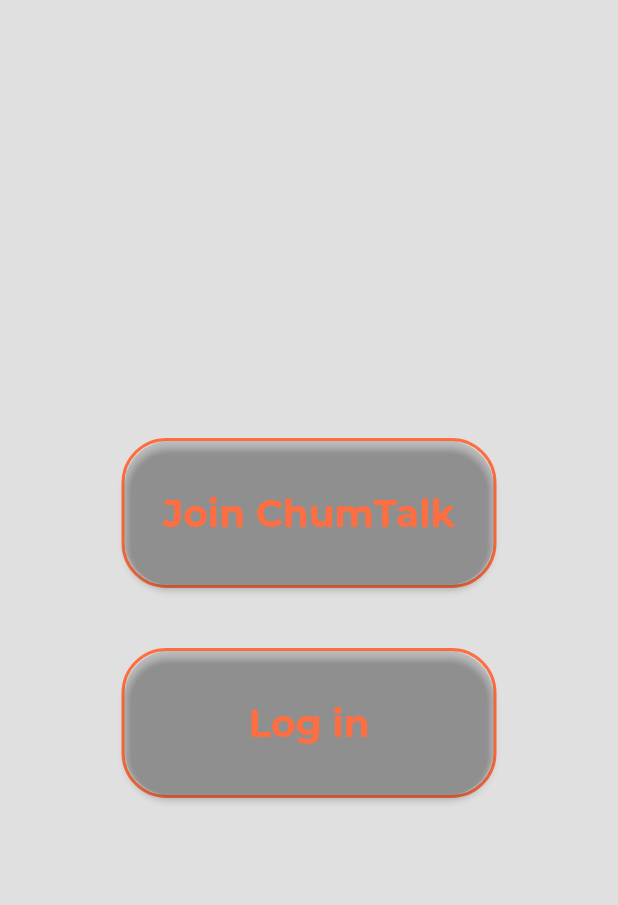
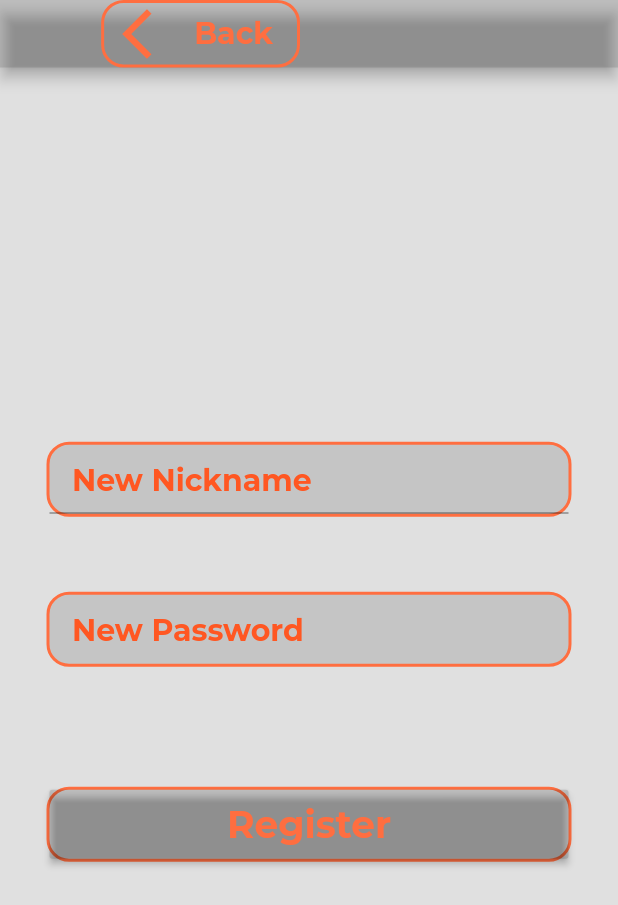
Before and after one commit to IkomovONE/Anytime-course-Software-Development-Skills-Mobile-2021-22, a Flutter app: the screen it shows after launch, after a tap on "Join ChumTalk", on a phone screen of 412 x 824 dp. Shown: the top 905 px of the screen. Run offline on Flutter 3.47's test engine with Material 2 defaults, Android fonts, the phone set to English and light mode, and no system bars; our stand-ins replace google_fonts.

Commit message:
Added register page, added functionality to login and password fields, changed animations.

```diff
--- a/Project/chattt/lib/Login.dart
+++ b/Project/chattt/lib/Login.dart
@@ -1,5 +1,4 @@
 import 'dart:ui';
-
 import 'package:flutter/material.dart';
 import 'package:flutter/gestures.dart';
 import 'package:google_fonts/google_fonts.dart';
@@ -124,6 +123,7 @@ class Fields extends StatelessWidget {
   Fields(this.text, this.heightt, this.widthh);
   @override
   Widget build(BuildContext context) {
+    String nickname;
     return  Container(
       height: heightt,
       width: widthh,
@@ -133,10 +133,17 @@ class Fields extends StatelessWidget {
         borderRadius: const BorderRadius.all(Radius.circular(15)),
       ),
       child: Align( alignment: Alignment.center,
-        child: TextField(
+        child: TextFormField(
+
+            onFieldSubmitted: (value) {
+
+              nickname = value;
+
+            },
 
           cursorColor: Colors.deepOrange,
             cursorWidth: 7.0,
+
 
             decoration: InputDecoration(
                 contentPadding:
@@ -156,8 +163,11 @@ class PassFields extends StatelessWidget {
   double heightt;
   double widthh;
   PassFields(this.text, this.heightt, this.widthh);
+
+
   @override
   Widget build(BuildContext context) {
+    String password;
     return  Container(
       height: heightt,
       width: widthh,
@@ -168,6 +178,13 @@ class PassFields extends StatelessWidget {
       ),
       child: Align( alignment: Alignment.center,
         child: TextFormField(
+
+          onFieldSubmitted: (value) {
+
+              password = value;
+              print(password);
+
+          },
 
             cursorColor: Colors.deepOrange,
             cursorWidth: 7.0,
@@ -187,6 +204,8 @@ class PassFields extends StatelessWidget {
             style: const TextStyle(fontWeight: FontWeight.bold, color: Colors.deepOrange, fontSize: 20.0, fontStyle: FontStyle.normal)),),
     );
   }
+
+
 }
 
 
--- /dev/null
+++ b/Project/chattt/lib/Register.dart
@@ -0,0 +1,201 @@
+import 'package:flutter/material.dart';
+import 'package:google_fonts/google_fonts.dart';
+
+
+class Register extends StatelessWidget {
+  const Register({Key? key}) : super(key: key);
+
+
+
+  @override
+  Widget build(BuildContext context) {
+
+    String nickname;
+    String password;
+
+    return GestureDetector(
+        onTap: () {
+      FocusScopeNode currentFocus = FocusScope.of(context);
+
+      if (!currentFocus.hasPrimaryFocus) {
+        currentFocus.unfocus();
+      }
+    },
+    child: MaterialApp(
+
+      debugShowCheckedModeBanner: false,
+      theme: ThemeData(
+        primaryColor: Colors.black12,
+        accentColor: Colors.deepOrangeAccent,
+        textTheme: GoogleFonts.montserratTextTheme(
+          Theme.of(context).textTheme, // If this is not set, then ThemeData.light().textTheme is used.
+        ),
+      ),
+
+      home: Scaffold(
+
+        appBar: PreferredSize(
+            preferredSize: const Size.fromHeight(45.0),
+            child: AppBar(
+
+                backgroundColor: Colors.black12,
+
+
+                automaticallyImplyLeading: false,
+                leadingWidth: 200,
+                leading: Align(
+                    alignment: Alignment.centerRight,
+                    child: Container(
+
+                        decoration: BoxDecoration(
+                          border: Border.all(color: Colors.deepOrangeAccent, width: 2),
+                          borderRadius: const BorderRadius.all(Radius.circular(15)),),
+
+                        child: ElevatedButton.icon(
+                          onPressed: () => Navigator.of(context).pop(),
+                          icon: const Icon(Icons.arrow_back_ios, size: 40, color: Colors.deepOrangeAccent),
+                          label: const Text("Back", style: TextStyle(color: Colors.deepOrangeAccent, fontSize: 20, fontWeight: FontWeight.bold,),),
+
+                          style: ElevatedButton.styleFrom(
+                              elevation: 0, primary: Colors.transparent),
+                        )
+                    )))),
+        backgroundColor: Colors.black12,
+        //the appBar back button is taken from "https://www.kindacode.com/snippet/flutter-creating-custom-back-buttons/"
+
+
+
+
+      body: Center(
+
+    child: Column(
+
+
+          mainAxisSize: MainAxisSize.min,
+          mainAxisAlignment: MainAxisAlignment.spaceAround,
+
+
+          children: <Widget>[
+
+
+
+            Row(mainAxisAlignment: MainAxisAlignment.center,children: <Widget>[
+        Container(
+        height: 50,
+        width: 350,
+        decoration: BoxDecoration(
+          border: Border.all(color: Theme.of(context).accentColor, width: 2),
+          color: Theme.of(context).primaryColor,
+          borderRadius: const BorderRadius.all(Radius.circular(15)),
+        ),
+        child: Align( alignment: Alignment.center,
+          child: TextFormField(
+
+              onFieldSubmitted: (name) {
+
+                nickname = name;
+
+
+              },
+
+              cursorColor: Colors.deepOrange,
+              cursorWidth: 7.0,
+
+
+
+              decoration: const InputDecoration(
+                  contentPadding:
+                  EdgeInsets.only(left: 15, bottom: 11, top: 11, right: 15),
+
+                  focusedBorder: InputBorder.none,
+                  hintText: "New Nickname",
+                  hintStyle: TextStyle(fontWeight: FontWeight.bold, color: Colors.deepOrange, fontSize: 20.0, fontStyle: FontStyle.normal)),
+              style: const TextStyle(fontWeight: FontWeight.bold, color: Colors.deepOrange, fontSize: 20.0, fontStyle: FontStyle.normal)),),
+      ), ]),
+
+            const SizedBox(height: 50),
+
+
+
+        Row(mainAxisAlignment: MainAxisAlignment.center,children: <Widget>[
+            Container(
+              height: 50,
+              width: 350,
+              decoration: BoxDecoration(
+                border: Border.all(color: Theme.of(context).accentColor, width: 2),
+                color: Theme.of(context).primaryColor,
+                borderRadius: const BorderRadius.all(Radius.circular(15)),
+              ),
+              child: Align( alignment: Alignment.center,
+                child: TextFormField(
+
+                    onFieldSubmitted: (value) {
+
+                      password = value;
+
+
+                    },
+
+                    cursorColor: Colors.deepOrange,
+                    cursorWidth: 7.0,
+                    obscureText: true,
+
+                    decoration: const InputDecoration(
+
+                        contentPadding:
+                        EdgeInsets.only(left: 15, bottom: 11, top: 11, right: 15),
+                        border: InputBorder.none,
+                        focusedBorder: InputBorder.none,
+                        enabledBorder: InputBorder.none,
+                        errorBorder: InputBorder.none,
+                        disabledBorder: InputBorder.none,
+                        hintText: "New Password",
+                        hintStyle: TextStyle(fontWeight: FontWeight.bold, color: Colors.deepOrange, fontSize: 20.0, fontStyle: FontStyle.normal)),
+                    style: const TextStyle(fontWeight: FontWeight.bold, color: Colors.deepOrange, fontSize: 20.0, fontStyle: FontStyle.normal)),),
+            ),],),
+
+            const SizedBox(height: 80),
+
+
+
+            Container(
+              height: 50,
+              width: 350,
+
+              decoration: BoxDecoration(
+                border: Border.all(color: Colors.deepOrangeAccent, width: 2),
+
+                borderRadius: const BorderRadius.all(Radius.circular(15)),
+              ),
+              child: RaisedButton(
+                  color: Theme.of(context).primaryColor,
+                  onPressed: () {},
+                  child: const Text("Register",
+                    style: TextStyle(fontWeight: FontWeight.bold,
+                        color: Colors.deepOrangeAccent,
+                        fontSize: 25.0,
+                        fontStyle: FontStyle.normal),
+                  )),
+            )
+
+
+
+
+
+
+
+      ],
+      ),)),
+
+
+
+
+
+
+    ),);
+
+
+
+  }
+
+}
--- a/Project/chattt/lib/main.dart
+++ b/Project/chattt/lib/main.dart
@@ -1,6 +1,7 @@
 import 'package:flutter/material.dart';
 import 'package:google_fonts/google_fonts.dart';
 import 'package:chattt/Login.dart';
+import 'package:chattt/Register.dart';
 
 
 void main() {
@@ -65,7 +66,7 @@ class MyApp extends StatelessWidget {
                     borderRadius: BorderRadius.circular(30)),
                 color: Theme.of(context).primaryColor,
                 child: const Text("Join ChumTalk", style: TextStyle(color: Colors.deepOrangeAccent, fontWeight: FontWeight.bold, fontSize: 25),),
-                onPressed: () {},
+                onPressed: () {Navigator.of(context).push(RouteToRegister());},
               ),
             ),
 
@@ -113,7 +114,7 @@ Route RouteToLogin() {
   return PageRouteBuilder(
     pageBuilder: (context, animation, secondaryAnimation) => const Login(),
     transitionsBuilder: (context, animation, secondaryAnimation, child) {
-      const begin = Offset(0.0, 1.0);
+      const begin = Offset(4.0, 6.0);
       const end = Offset.zero;
       final tween = Tween(begin: begin, end: end);
       final offsetAnimation = animation.drive(tween);
@@ -122,6 +123,29 @@ Route RouteToLogin() {
         position: animation.drive(tweeen),
         child: child,
       );
+
+      //https://docs.flutter.dev/cookbook/animation/page-route-animation
     },
   );
 }
+
+Route RouteToRegister() {
+  var curve = Curves.ease;
+  var curveTween = CurveTween(curve: curve);
+  return PageRouteBuilder(
+    pageBuilder: (context, animation, secondaryAnimation) => Register(),
+    transitionsBuilder: (context, animation, secondaryAnimation, child) {
+      const begin = Offset(4.0, 6.0);
+      const end = Offset.zero;
+      final tween = Tween(begin: begin, end: end);
+      final offsetAnimation = animation.drive(tween);
+      var tweeen = Tween(begin: begin, end: end).chain(CurveTween(curve: curve));
+      return SlideTransition(
+        position: animation.drive(tweeen),
+        child: child,
+      );
+
+      //https://docs.flutter.dev/cookbook/animation/page-route-animation
+    },
+  );
+}
```
Also changed, not shown: 19 other files.
